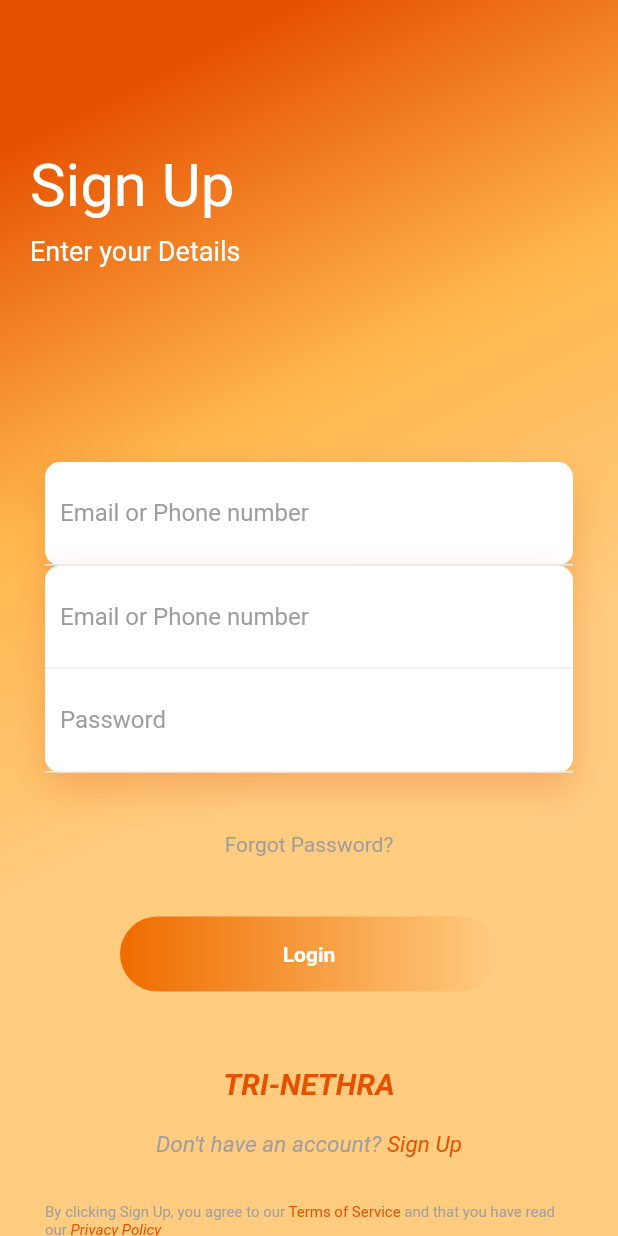
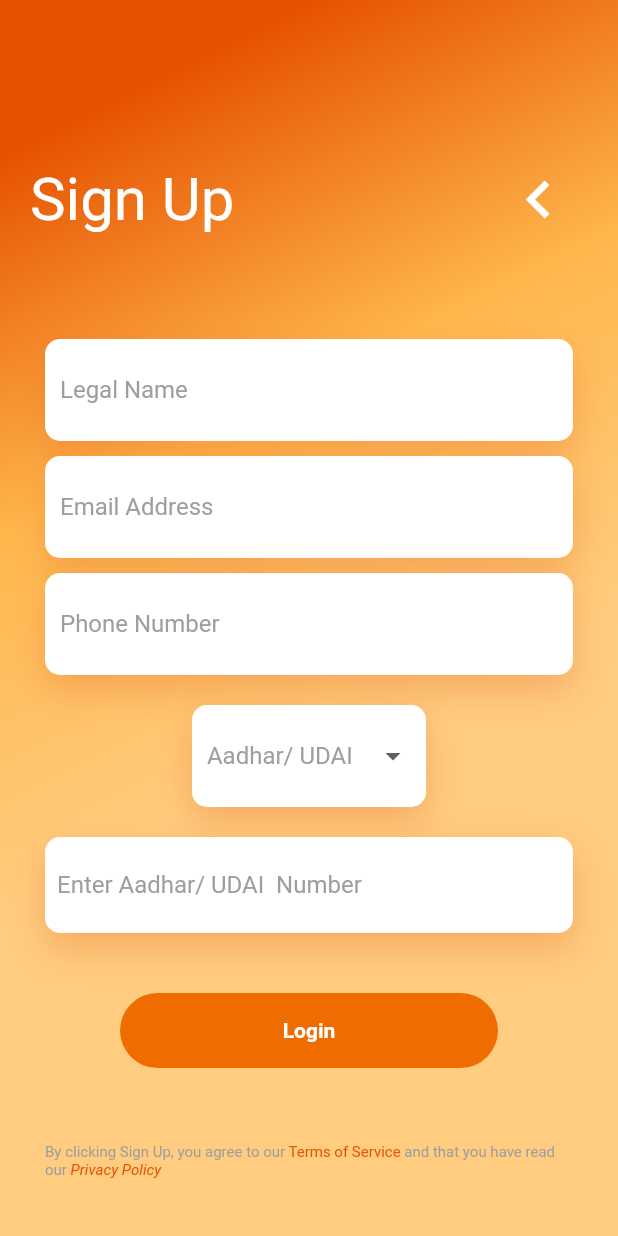
Before and after one commit to scodes73/RK62_Tri-Nethra, a Flutter app: the SignUp screen opened directly, on a phone screen of 412 x 824 dp. Run offline on Flutter 3.47's test engine with Material 2 defaults, Android fonts, the phone set to English and light mode, and no system bars.

Commit message:
1.Done with the complete UI overhaul for sign in and sign up 2.just maybe few minor changes to be done 3.Have to add text controllers and firebase functionality

```diff
--- a/tri_nethra/lib/main.dart
+++ b/tri_nethra/lib/main.dart
@@ -14,7 +14,7 @@ class MyApp extends StatelessWidget {
     return MaterialApp(
       debugShowCheckedModeBanner: false,
       theme: OurTheme().buildTheme(),
-      home: OurLogin(),
+      home: SignUp(),
     );
   }
 }
--- a/tri_nethra/lib/screens/signup/signup.dart
+++ b/tri_nethra/lib/screens/signup/signup.dart
@@ -2,11 +2,68 @@ import 'package:flutter/gestures.dart';
 import 'package:flutter/material.dart';
 import 'package:tri_nethra/screens/login/localwidgets/orpop.dart';
 
-class SignUp extends StatelessWidget {
+class SignUp extends StatefulWidget {
+  @override
+  _SignUpState createState() => _SignUpState();
+}
+
+class Doc {
+  int id;
+  String docName;
+  Doc(this.id, this.docName);
+  static List<Doc> getDocs() {
+    return <Doc>[
+      Doc(1, 'Aadhar/ UDAI '),
+      Doc(2, 'Voter ID '),
+      Doc(3, 'Passport '),
+      Doc(4, 'PAN Card '),
+      Doc(5, 'Driving License '),
+    ];
+  }
+}
+
+class _SignUpState extends State<SignUp> {
+  String ddv;
+  List<Doc> _docs = Doc.getDocs();
+  List<DropdownMenuItem<Doc>> _ddMenuItems;
+  Doc _selectedDoc;
+
+  @override
+  void initState() {
+    _ddMenuItems = buildDropdownMenuItems(_docs);
+    _selectedDoc = _ddMenuItems[0].value;
+    super.initState();
+  }
+
+  List<DropdownMenuItem<Doc>> buildDropdownMenuItems(List docs) {
+    List<DropdownMenuItem<Doc>> items = List();
+    for (Doc doc in docs) {
+      items.add(
+        DropdownMenuItem(
+          child: Text(
+            doc.docName,
+            style: TextStyle(color: Colors.grey),
+          ),
+          value: doc,
+        ),
+      );
+    }
+    return items;
+  }
+
+  onChangeDDMenuItem(Doc selectedDoc) {
+    setState(() {
+      _selectedDoc = selectedDoc;
+    });
+  }
+
   @override
   Widget build(BuildContext context) {
     return Scaffold(
-      body: Container(
+      body: Row(
+        children: <Widget>[
+          Expanded(
+            child: Container(
               width: double.infinity,
               decoration: BoxDecoration(
                 gradient: LinearGradient(
@@ -29,95 +86,116 @@ class SignUp extends StatelessWidget {
                     child: Column(
                       crossAxisAlignment: CrossAxisAlignment.start,
                       children: <Widget>[
+                        Row(
+                          mainAxisAlignment: MainAxisAlignment.spaceBetween,
+                          children: <Widget>[
                             Text(
                               "Sign Up",
-                    style: TextStyle(color: Colors.white, fontSize: 40),
+                              style:
+                                  TextStyle(color: Colors.white, fontSize: 40),
+                            ),
+                            IconButton(
+                              iconSize: 50,
+                              icon: Icon(Icons.keyboard_arrow_left),
+                              color: Colors.white,
+                              onPressed: () {},
+                            ),
+                          ],
                         ),
                         SizedBox(
                           height: 10,
-                  ),
-                  //FadeAnimation(
-                  //1.3,
-                  Text(
-                    "Enter your Details",
-                    style: TextStyle(color: Colors.white, fontSize: 18),
-                  ), //),
+                        ) //),
                       ],
                     ),
                   ),
-            SizedBox(height: 20),
+                  //SizedBox(height: 20),
                   Expanded(
                     child: Container(
-                /*decoration: BoxDecoration(
-                  color: Colors.white,
-                  borderRadius: BorderRadius.only(
-                    topLeft: Radius.circular(60),
-                    topRight: Radius.circular(60),
-                  ),
-                ),*/
                       child: SingleChildScrollView(
                         child: Padding(
-                    padding: EdgeInsets.all(30),
+                          padding: EdgeInsets.fromLTRB(30, 30, 30, 30),
                           child: Column(
                             children: <Widget>[
-                        SizedBox(
-                          height: 60,
-                        ),
                               OrPop(
                                 child: Container(
                                   padding: EdgeInsets.all(10),
-                            decoration: BoxDecoration(
-                                border: Border(
-                                    bottom:
-                                        BorderSide(color: Colors.grey[200]))),
+                                  decoration: BoxDecoration(),
                                   child: TextField(
                                     decoration: InputDecoration(
-                                  hintText: "Email or Phone number",
-                                  hintStyle: TextStyle(color: Colors.grey),
+                                        hintText: "Legal Name",
+                                        hintStyle:
+                                            TextStyle(color: Colors.grey),
                                         border: InputBorder.none),
                                   ),
                                 ),
                               ),
+                              SizedBox(height: 10),
                               OrPop(
-                          child: Column(
-                            children: <Widget>[
-                              Container(
+                                child: Container(
                                   padding: EdgeInsets.all(10),
-                                decoration: BoxDecoration(
-                                    border: Border(
-                                        bottom: BorderSide(
-                                            color: Colors.grey[200]))),
+                                  decoration: BoxDecoration(),
                                   child: TextField(
                                     decoration: InputDecoration(
-                                      hintText: "Email or Phone number",
-                                      hintStyle: TextStyle(color: Colors.grey),
+                                        hintText: "Email Address",
+                                        hintStyle:
+                                            TextStyle(color: Colors.grey),
                                         border: InputBorder.none),
                                   ),
                                 ),
-                              Container(
+                              ),
+                              SizedBox(height: 10),
+                              OrPop(
+                                child: Container(
                                   padding: EdgeInsets.all(10),
-                                decoration: BoxDecoration(
-                                    border: Border(
-                                        bottom: BorderSide(
-                                            color: Colors.grey[200]))),
+                                  decoration: BoxDecoration(),
                                   child: TextField(
                                     decoration: InputDecoration(
-                                      hintText: "Password",
-                                      hintStyle: TextStyle(color: Colors.grey),
+                                        hintText: "Phone Number",
+                                        hintStyle:
+                                            TextStyle(color: Colors.grey),
                                         border: InputBorder.none),
                                   ),
                                 ),
-                            ],
                               ),
-                        ), //),
+                              SizedBox(height: 20),
+                              OrPop(
+                                child: Container(
+                                  padding: EdgeInsets.all(10),
+                                  child: DropdownButton(
+                                    underline: Text(''),
+                                    dropdownColor: Colors.white,
+                                    items: _ddMenuItems,
+                                    value: _selectedDoc,
+                                    onChanged: onChangeDDMenuItem,
+                                  ),
+                                ),
+                              ),
+                              // Container(
+                              //   padding: EdgeInsets.all(10),
+                              //   decoration: BoxDecoration(
+                              //     border: Border(
+                              //       bottom: BorderSide(
+                              //         color: Colors.grey[200],
+                              //       ),
+                              //     ),
+                              //   ),
                               SizedBox(
-                          height: 40,
+                                height: 20,
                               ),
-                        Text(
-                          "Forgot Password?",
-                          style: TextStyle(color: Colors.grey),
+                              OrPop(
+                                child: Padding(
+                                  padding: const EdgeInsets.all(8.0),
+                                  child: TextField(
+                                    decoration: InputDecoration(
+                                        hintText: "Enter " +
+                                            _selectedDoc.docName +
+                                            " Number",
+                                        hintStyle:
+                                            TextStyle(color: Colors.grey),
+                                        border: InputBorder.none),
                                   ),
-                        //),
+                                ),
+                              ),
                               SizedBox(
                                 height: 40,
                               ),
@@ -127,7 +205,7 @@ class SignUp extends StatelessWidget {
                                 decoration: BoxDecoration(
                                     gradient: LinearGradient(colors: [
                                       Colors.orange[800],
-                                Colors.orange[200]
+                                      Colors.orange[800]
                                     ]),
                                     borderRadius: BorderRadius.circular(50),
                                     color: Colors.orange[900]),
@@ -143,42 +221,6 @@ class SignUp extends StatelessWidget {
                               SizedBox(
                                 height: 50,
                               ),
-                        Text(
-                          "TRI-NETHRA",
-                          style: TextStyle(
-                              color: Colors.orange[900],
-                              fontSize: 20,
-                              fontWeight: FontWeight.bold,
-                              fontStyle: FontStyle.italic),
-                        ),
-                        SizedBox(
-                          height: 20,
-                        ),
-                        Padding(
-                          padding: const EdgeInsets.fromLTRB(0, 0, 0, 30),
-                          child: RichText(
-                            text: TextSpan(
-                              style: TextStyle(fontSize: 15),
-                              children: <TextSpan>[
-                                TextSpan(
-                                    text: "Don't have an account? ",
-                                    style: TextStyle(
-                                        color: Colors.grey[500],
-                                        fontStyle: FontStyle.italic)),
-                                TextSpan(
-                                  text: 'Sign Up',
-                                  style: TextStyle(
-                                      fontStyle: FontStyle.italic,
-                                      color: Colors.orange[900]),
-                                  recognizer: TapGestureRecognizer()
-                                    ..onTap = () {
-                                      print('Sign Up page');
-                                    },
-                                ),
-                              ],
-                            ),
-                          ),
-                        ),
                               RichText(
                                 text: TextSpan(
                                   style: TextStyle(fontSize: 10),
@@ -189,7 +231,8 @@ class SignUp extends StatelessWidget {
                                         style: TextStyle(color: Colors.grey)),
                                     TextSpan(
                                         text: 'Terms of Service',
-                                  style: TextStyle(color: Colors.orange[900]),
+                                        style: TextStyle(
+                                            color: Colors.orange[900]),
                                         recognizer: TapGestureRecognizer()
                                           ..onTap = () {
                                             print('Terms of Service');
@@ -210,9 +253,6 @@ class SignUp extends StatelessWidget {
                                   ],
                                 ),
                               ),
-                        SizedBox(
-                          height: 30,
-                        ),
                             ],
                           ),
                         ),
@@ -222,6 +262,9 @@ class SignUp extends StatelessWidget {
                 ],
               ),
             ),
+          ),
+        ],
+      ),
       //),
     );
   }
```
Lines whose indentation alone changed are shown as unchanged.
